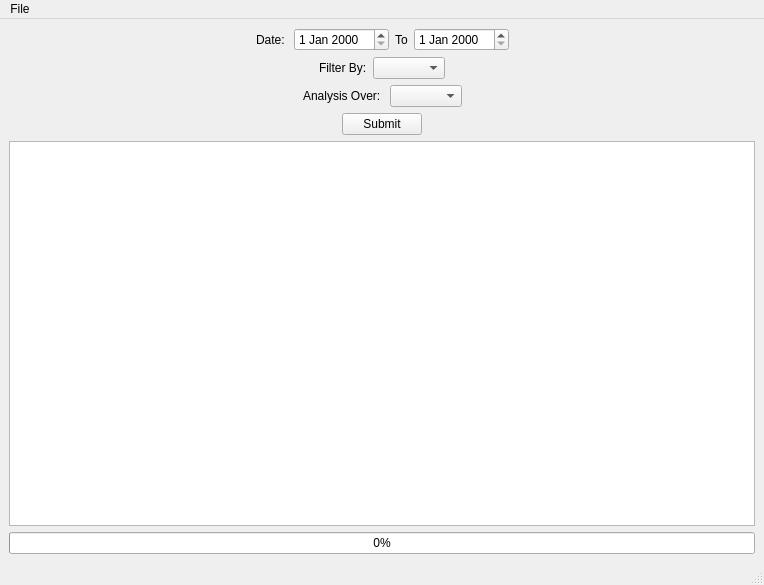
Old version of the form view.ui in the repository hkpanchani/DataAnalysis-NSWTrafficPenalty.
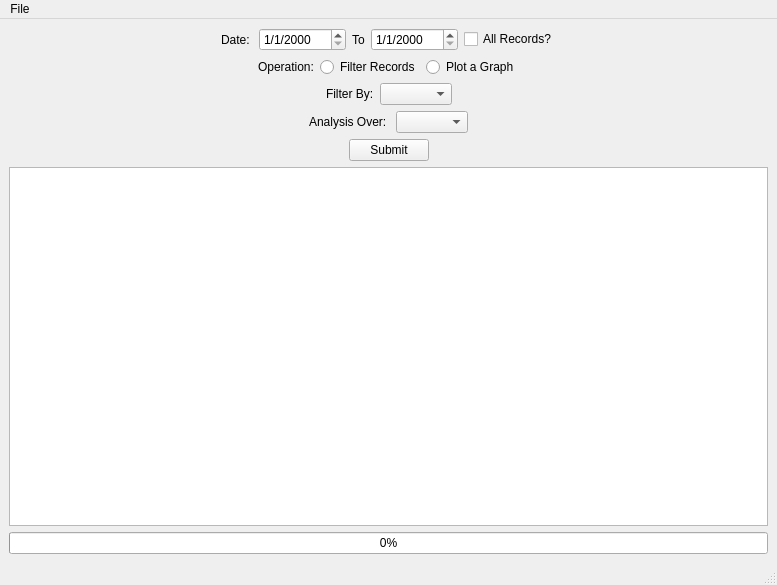
New version of the form.

```diff
--- a/view.ui
+++ b/view.ui
@@ -6,7 +6,7 @@
    <rect>
     <x>0</x>
     <y>0</y>
-    <width>764</width>
+    <width>777</width>
     <height>585</height>
    </rect>
   </property>
@@ -55,7 +55,11 @@
          </widget>
         </item>
         <item alignment="Qt::AlignHCenter">
-         <widget class="QDateEdit" name="startDateEdit"/>
+         <widget class="QDateEdit" name="startDateEdit">
+          <property name="displayFormat">
+           <string>d/M/yyyy</string>
+          </property>
+         </widget>
         </item>
         <item alignment="Qt::AlignHCenter">
          <widget class="QLabel" name="label_2">
@@ -68,7 +72,18 @@
          </widget>
         </item>
         <item alignment="Qt::AlignHCenter">
-         <widget class="QDateEdit" name="endDateEdit"/>
+         <widget class="QDateEdit" name="endDateEdit">
+          <property name="displayFormat">
+           <string>d/M/yyyy</string>
+          </property>
+         </widget>
+        </item>
+        <item>
+         <widget class="QCheckBox" name="allRecordsCB">
+          <property name="text">
+           <string>All Records?</string>
+          </property>
+         </widget>
         </item>
         <item>
          <spacer name="horizontalSpacer_2">
@@ -86,7 +101,58 @@
        </layout>
       </item>
       <item>
-       <layout class="QHBoxLayout" name="horizontalLayout_2">
+       <layout class="QHBoxLayout" name="horizontalLayout_8">
+        <item>
+         <spacer name="horizontalSpacer_9">
+          <property name="orientation">
+           <enum>Qt::Horizontal</enum>
+          </property>
+          <property name="sizeHint" stdset="0">
+           <size>
+            <width>40</width>
+            <height>20</height>
+           </size>
+          </property>
+         </spacer>
+        </item>
+        <item>
+         <widget class="QLabel" name="label_5">
+          <property name="text">
+           <string>Operation:</string>
+          </property>
+         </widget>
+        </item>
+        <item>
+         <widget class="QRadioButton" name="filterRecord">
+          <property name="text">
+           <string>Filter Records</string>
+          </property>
+         </widget>
+        </item>
+        <item>
+         <widget class="QRadioButton" name="plotGraph">
+          <property name="text">
+           <string>Plot a Graph</string>
+          </property>
+         </widget>
+        </item>
+        <item>
+         <spacer name="horizontalSpacer_10">
+          <property name="orientation">
+           <enum>Qt::Horizontal</enum>
+          </property>
+          <property name="sizeHint" stdset="0">
+           <size>
+            <width>40</width>
+            <height>20</height>
+           </size>
+          </property>
+         </spacer>
+        </item>
+       </layout>
+      </item>
+      <item>
+       <layout class="QHBoxLayout" name="filterByHL">
         <item>
          <spacer name="horizontalSpacer_3">
           <property name="orientation">
@@ -228,7 +294,7 @@
     <rect>
      <x>0</x>
      <y>0</y>
-     <width>764</width>
+     <width>777</width>
      <height>21</height>
     </rect>
    </property>
```
Left out of the diff: 2 changed lines with no effect on the pictures.
